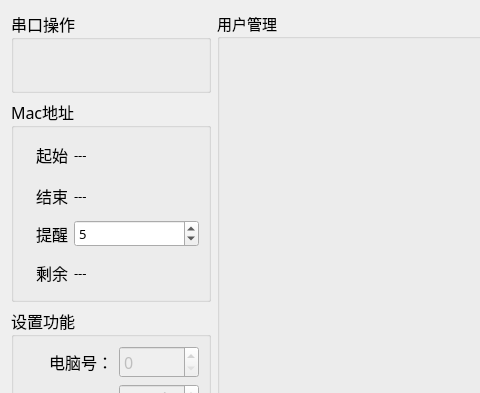
ChinaClever/PDU-Settings, file PDU-Settings/setups/setup_mainwid.ui: the form before one commit; both pictures show x 0 to 480 and y 0 to 393 of the 1024 by 591 pixel window.
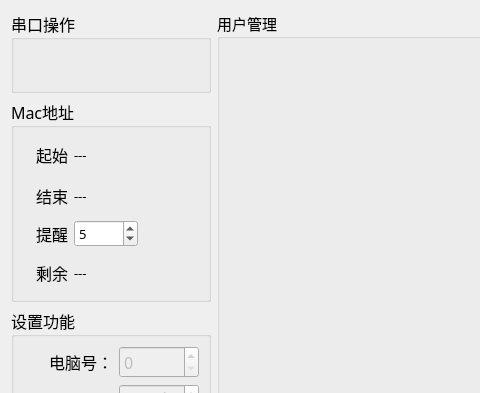
The form after the commit.

Patch:
```diff
--- a/PDU-Settings/setups/setup_mainwid.ui
+++ b/PDU-Settings/setups/setup_mainwid.ui
@@ -182,34 +182,6 @@
         </property>
        </widget>
       </item>
-      <item row="2" column="1" colspan="2">
-       <widget class="QSpinBox" name="spinBox">
-        <property name="font">
-         <font>
-          <family>宋体</family>
-          <pointsize>10</pointsize>
-         </font>
-        </property>
-        <property name="suffix">
-         <string/>
-        </property>
-        <property name="prefix">
-         <string/>
-        </property>
-        <property name="minimum">
-         <number>1</number>
-        </property>
-        <property name="maximum">
-         <number>99999</number>
-        </property>
-        <property name="singleStep">
-         <number>1000</number>
-        </property>
-        <property name="value">
-         <number>5</number>
-        </property>
-       </widget>
-      </item>
       <item row="3" column="0">
        <widget class="QLabel" name="label_11">
         <property name="minimumSize">
@@ -245,6 +217,34 @@
         </property>
        </widget>
       </item>
+      <item row="2" column="1">
+       <widget class="QSpinBox" name="spinBox">
+        <property name="font">
+         <font>
+          <family>宋体</family>
+          <pointsize>10</pointsize>
+         </font>
+        </property>
+        <property name="suffix">
+         <string/>
+        </property>
+        <property name="prefix">
+         <string/>
+        </property>
+        <property name="minimum">
+         <number>1</number>
+        </property>
+        <property name="maximum">
+         <number>99999</number>
+        </property>
+        <property name="singleStep">
+         <number>1000</number>
+        </property>
+        <property name="value">
+         <number>5</number>
+        </property>
+       </widget>
+      </item>
      </layout>
     </widget>
    </item>
```
